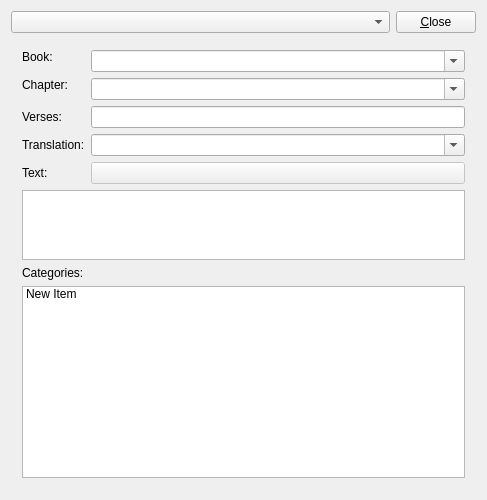
BibleMemorizer/BibleMemorizer, file src/ui/VerseUI.ui: the form before one commit.
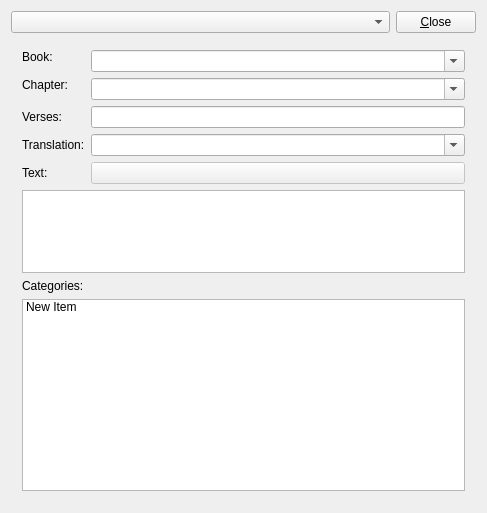
The form after the commit. The open tabs and pages were chosen to show the change.

Patch:
```diff
--- a/src/ui/VerseUI.ui
+++ b/src/ui/VerseUI.ui
@@ -10,7 +10,7 @@
         <x>0</x>
         <y>0</y>
         <width>487</width>
-        <height>480</height>
+    <height>513</height>
       </rect>
     </property>
     <property name="windowTitle">
@@ -20,7 +20,7 @@
       <item row="0" column="0">
         <widget class="QComboBox" name="mModeComboBox"/>
       </item>
-      <item row="1" column="0" rowspan="1" colspan="2">
+   <item row="1" column="0" colspan="2">
         <widget class="QStackedWidget" name="mWidgetStack">
           <widget class="QWidget" name="mViewPage">
             <attribute name="id">
@@ -132,9 +132,7 @@
               <item row="7" column="0">
                 <widget class="QLabel" name="mCategoriesNewLeadLabel">
                   <property name="sizePolicy">
-                    <sizepolicy>
-                      <hsizetype>4</hsizetype>
-                      <vsizetype>0</vsizetype>
+          <sizepolicy hsizetype="Maximum" vsizetype="Fixed">
                       <horstretch>0</horstretch>
                       <verstretch>0</verstretch>
                     </sizepolicy>
@@ -147,12 +145,10 @@
                   </property>
                 </widget>
               </item>
-              <item row="8" column="0" rowspan="1" colspan="2">
+       <item row="8" column="0" colspan="2">
                 <widget class="QListWidget" name="mCategoryListBox">
                   <property name="sizePolicy">
-                    <sizepolicy>
-                      <hsizetype>7</hsizetype>
-                      <vsizetype>1</vsizetype>
+          <sizepolicy hsizetype="Expanding" vsizetype="Minimum">
                       <horstretch>0</horstretch>
                       <verstretch>0</verstretch>
                     </sizepolicy>
@@ -167,9 +163,8 @@
                   </item>
                 </widget>
               </item>
-              <item row="6" column="0" rowspan="1" colspan="2">
-                <widget class="QTextEdit" name="mTextEdit">
-                </widget>
+       <item row="6" column="0" colspan="2">
+        <widget class="QTextEdit" name="mTextEdit"/>
               </item>
               <item row="5" column="1">
                 <widget class="QPushButton" name="mVerseLoaderButton">
```
Left out of the diff: 172 changed lines with no effect on the pictures. Lines whose indentation alone changed are shown as unchanged.
